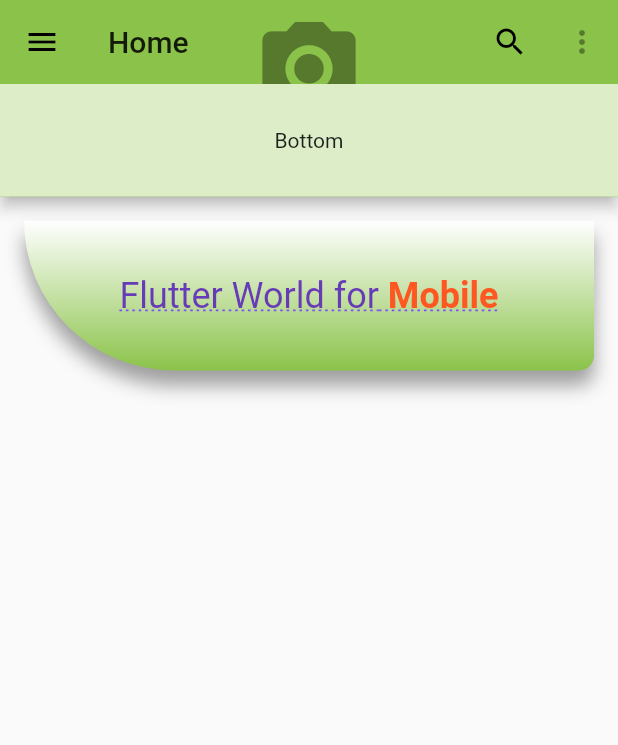
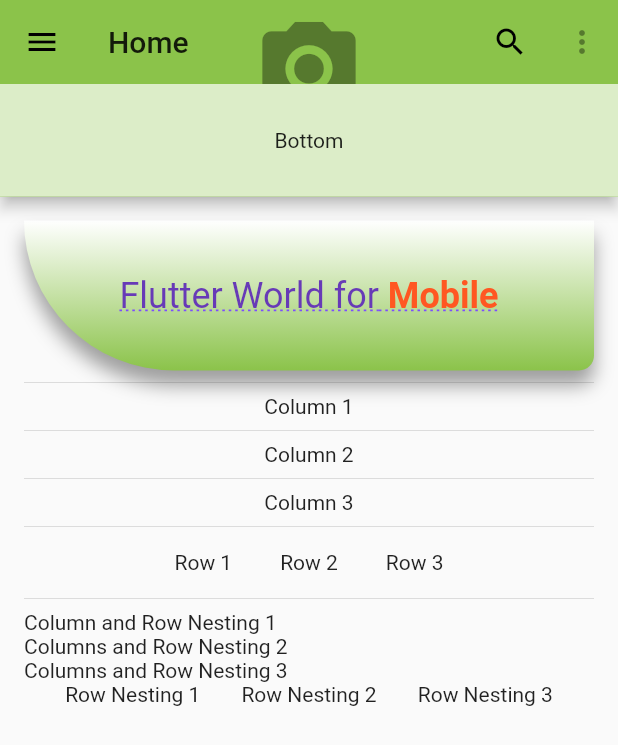
Before and after one commit to akashi4/flutter_application, a Flutter app: the screen it shows after launch, on a phone screen of 412 x 824 dp. Shown: the top 745 px of the screen. Run offline on Flutter 3.47's test engine with Material 2 defaults, Android fonts, the phone set to English and light mode, and no system bars.

Commit message:
column and Row

```diff
--- a/lib/pages/home.dart
+++ b/lib/pages/home.dart
@@ -27,7 +27,7 @@ class _HomeState extends State<Home> {
               color: Colors.white70,
               onPressed: null,
             ),
-            margin: EdgeInsets.fromLTRB(0 , 0, 0, 20.0),
+            margin: EdgeInsets.fromLTRB(0, 0, 0, 20.0),
           ),
         ),
         bottom: PreferredSize(
@@ -42,26 +42,33 @@ class _HomeState extends State<Home> {
           preferredSize: Size.fromHeight(75.0),
         ),
       ),
-      body: Padding(padding: EdgeInsets.all(16),
+      body: Padding(
+          padding: EdgeInsets.all(16),
           child: SafeArea(
             child: SingleChildScrollView(
               child: Column(
                 children: <Widget>[
                   const ContainerWithBoxDecorationWidget(),
+                  Divider(),
+                  const ColumnWidget(),
+                  Divider(),
+                  const RowWidget(),
+                  Divider(),
+                  const ColumnAndRowNestingWidget(),
                 ],
               ),
             ),
-      )
-      ),
+          )),
     );
   }
 }
-class ContainerWithBoxDecorationWidget extends StatelessWidget{
+
+class ContainerWithBoxDecorationWidget extends StatelessWidget {
   const ContainerWithBoxDecorationWidget({
     Key key,
-}): super(key: key);
+  }) : super(key: key);
 
-  Widget build(BuildContext context){
+  Widget build(BuildContext context) {
     return Column(
       children: <Widget>[
         Container(
@@ -71,22 +78,17 @@ class ContainerWithBoxDecorationWidget extends StatelessWidget{
                 bottomLeft: Radius.circular(100.0),
                 bottomRight: Radius.circular(10.0),
               ),
-          gradient : LinearGradient(
+              gradient: LinearGradient(
                   begin: Alignment.topCenter,
                   end: Alignment.bottomCenter,
                   colors: [
                     Colors.white,
                     Colors.lightGreen.shade500,
-            ]
-          ),
+                  ]),
               boxShadow: [
                 BoxShadow(
-                color:  Colors.grey,
-                blurRadius: 10,
-                offset: Offset(0,10)
-              )
-            ]
-          ),
+                    color: Colors.grey, blurRadius: 10, offset: Offset(0, 10))
+              ]),
           child: Center(
             child: RichText(
               text: TextSpan(
@@ -108,10 +110,8 @@ class ContainerWithBoxDecorationWidget extends StatelessWidget{
                         style: TextStyle(
                           color: Colors.deepOrange,
                           fontWeight: FontWeight.bold,
-                      )
-                    )
-                  ]
-                ),
+                        ))
+                  ]),
             ),
           ),
         ),
@@ -119,3 +119,75 @@ class ContainerWithBoxDecorationWidget extends StatelessWidget{
     );
   }
 }
+
+class ColumnWidget extends StatelessWidget {
+  const ColumnWidget({
+    Key key,
+  }) : super(key: key);
+
+  Widget build(BuildContext context) {
+    return Column(
+        crossAxisAlignment: CrossAxisAlignment.center,
+        mainAxisAlignment: MainAxisAlignment.spaceEvenly,
+        mainAxisSize: MainAxisSize.max,
+        children: <Widget>[
+          Text('Column 1'),
+          Divider(),
+          Text('Column 2'),
+          Divider(),
+          Text('Column 3'),
+        ]);
+  }
+}
+
+class RowWidget extends StatelessWidget {
+  const RowWidget({
+    Key key,
+  }) : super(key: key);
+
+  Widget build(BuildContext context){
+    return Row(
+      crossAxisAlignment: CrossAxisAlignment.start,
+      mainAxisSize: MainAxisSize.max,
+      mainAxisAlignment: MainAxisAlignment.spaceEvenly,
+      children: <Widget>[
+        Row(
+          children: <Widget>[
+            Text('Row 1'),
+            Padding(padding: EdgeInsets.all(16.0)),
+            Text('Row 2'),
+            Padding(padding: EdgeInsets.all(16.0),),
+            Text('Row 3'),
+          ],
+        )
+      ],
+    );
+  }
+}
+
+class ColumnAndRowNestingWidget extends StatelessWidget{
+  const ColumnAndRowNestingWidget({
+    Key key,
+}): super(key: key);
+
+  Widget build(BuildContext context){
+    return Column(
+      crossAxisAlignment: CrossAxisAlignment.start,
+      mainAxisAlignment: MainAxisAlignment.spaceEvenly,
+      mainAxisSize: MainAxisSize.max,
+      children: <Widget>[
+        Text('Column and Row Nesting 1'),
+        Text('Columns and Row Nesting 2'),
+        Text('Columns and Row Nesting 3'),
+        Row(
+          mainAxisAlignment: MainAxisAlignment.spaceEvenly,
+          children: <Widget>[
+            Text('Row Nesting 1'),
+            Text('Row Nesting 2'),
+            Text('Row Nesting 3'),
+          ],
+        )
+      ],
+    );
+  }
+}
```
Lines whose indentation alone changed are shown as unchanged.
